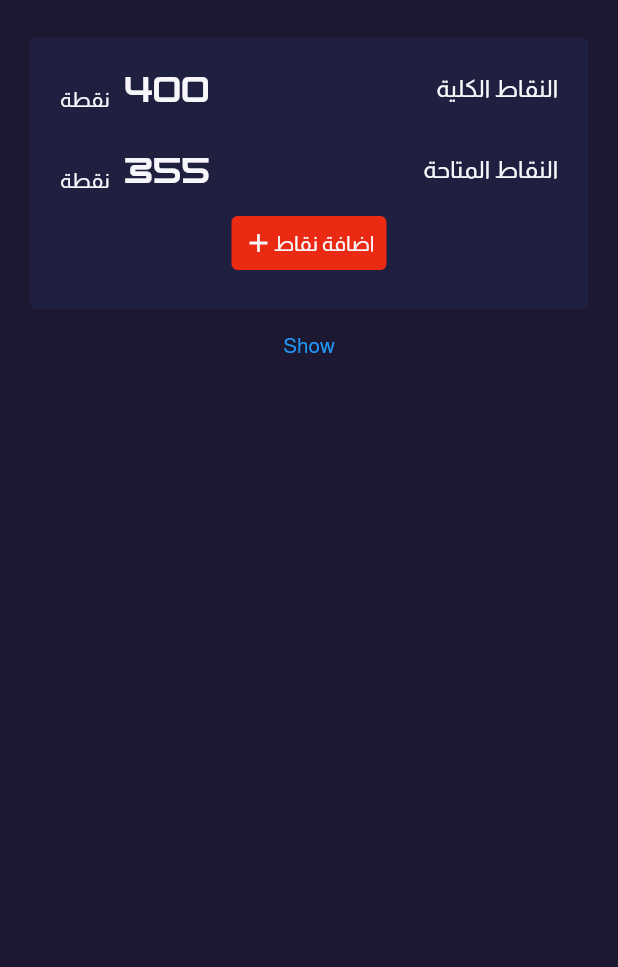
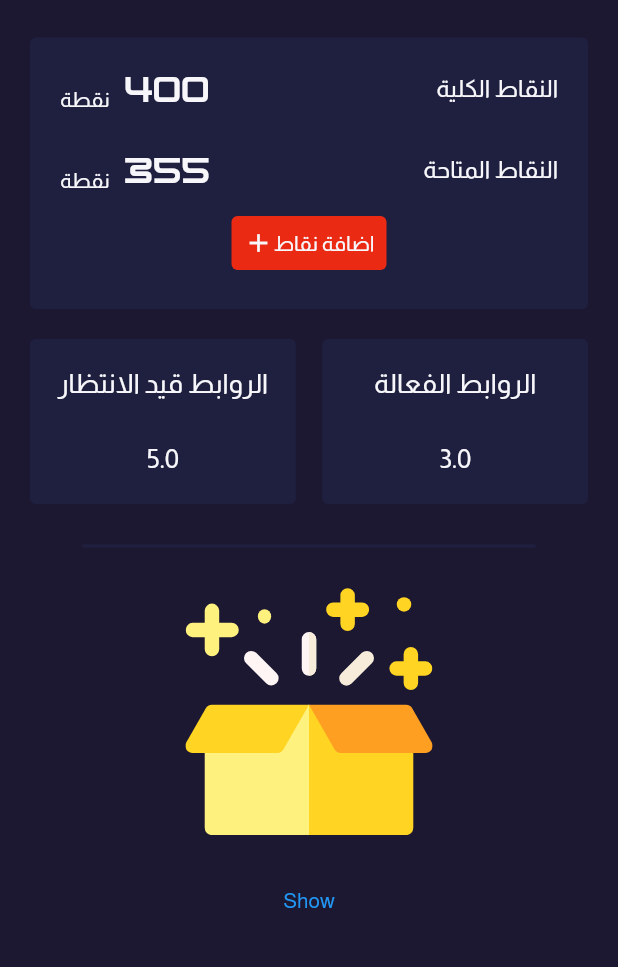
Before and after one commit to ELASHMAWYDEV/follow-fan, a Flutter app: the screen it shows after launch, on a phone screen of 412 x 824 dp, the part 90-1057 px from its top. Run offline on Flutter 3.47's test engine with Material 2 defaults, Android fonts, the light colour scheme and no system bars; our stand-ins replace dio, flutter_svg, get, pretty_dio_logger, shared_preferences.

Commit message:
added the svg to the screen

```diff
--- a/lib/ui/screens/home/components/mini_box.dart
+++ b/lib/ui/screens/home/components/mini_box.dart
@@ -2,15 +2,20 @@ import 'package:flutter/material.dart';
 import 'package:follow_fan/utils/constants.dart';
 
 class MiniBox extends StatelessWidget {
-  const MiniBox({Key? key, required title, required number}) : super(key: key);
+  const MiniBox({Key? key, required this.title, required this.number})
+      : super(key: key);
 
-  final String title = "";
-  final double number = 0;
+  final String title;
+  final double number;
 
   @override
   Widget build(BuildContext context) {
     return Container(
-      padding: EdgeInsets.symmetric(horizontal: 20, vertical: 20),
+      margin: EdgeInsets.symmetric(vertical: 20),
+      padding: EdgeInsets.symmetric(vertical: 20),
+      width: size.width * 0.43,
+      decoration: BoxDecoration(
+          color: kPrimaryColor, borderRadius: BorderRadius.circular(4)),
       child: Column(
         mainAxisAlignment: MainAxisAlignment.spaceEvenly,
         crossAxisAlignment: CrossAxisAlignment.center,
@@ -22,11 +27,14 @@ class MiniBox extends StatelessWidget {
               fontSize: 18,
             ),
           ),
+          SizedBox(
+            height: 30,
+          ),
           Text(
             "$number",
             style: TextStyle(
               color: kWhiteColor,
-              fontSize: 14,
+              fontSize: 18,
             ),
           ),
         ],
--- a/lib/ui/screens/home/home_screen.dart
+++ b/lib/ui/screens/home/home_screen.dart
@@ -1,7 +1,10 @@
 import 'package:flutter/material.dart';
 import 'package:follow_fan/ui/components/alert_prompt_box.dart';
 import 'package:follow_fan/ui/components/header.dart';
+import 'package:follow_fan/ui/screens/home/components/mini_box.dart';
 import 'package:follow_fan/ui/screens/home/components/points_box.dart';
+import 'package:follow_fan/utils/constants.dart';
+import 'package:flutter_svg/flutter_svg.dart';
 
 class HomeScreen extends StatefulWidget {
   const HomeScreen({Key? key}) : super(key: key);
@@ -19,7 +22,8 @@ class _HomeScreenState extends State<HomeScreen> {
   @override
   Widget build(BuildContext context) {
     return Scaffold(
-      body: Directionality(
+      body: SingleChildScrollView(
+        child: Directionality(
           textDirection: TextDirection.rtl,
           child: Container(
               padding: EdgeInsets.symmetric(
@@ -29,6 +33,29 @@ class _HomeScreenState extends State<HomeScreen> {
                 children: [
                   Header(),
                   PointsBox(),
+                  Row(
+                    mainAxisAlignment: MainAxisAlignment.spaceBetween,
+                    children: [
+                      MiniBox(title: "الروابط الفعالة", number: 3),
+                      MiniBox(title: "الروابط قيد الانتظار", number: 5),
+                    ],
+                  ),
+                  Container(
+                    margin: EdgeInsets.symmetric(horizontal: 35),
+                    child: Divider(
+                      thickness: 2,
+                      color: kPrimaryColor,
+                    ),
+                  ),
+                  Column(
+                    children: [
+                      Container(
+                        width: size.width * 0.4,
+                        child: SvgPicture.asset("assets/images/gift.svg",
+                            fit: BoxFit.contain),
+                      )
+                    ],
+                  ),
                   TextButton(
                       onPressed: () {
                         AlertPromptBox.showPrompt(
@@ -44,6 +71,7 @@ class _HomeScreenState extends State<HomeScreen> {
                 ],
               )),
         ),
+      ),
     );
   }
 }
--- a/pubspec.yaml
+++ b/pubspec.yaml
@@ -33,6 +33,7 @@ dependencies:
   dio: ^4.0.0
   pretty_dio_logger: ^1.2.0-beta-1
   get_it: ^7.2.0
+  flutter_svg: ^0.22.0
 
 dev_dependencies:
   flutter_test:
```
Also changed, not shown: assets/images/gift.svg (added), pubspec.lock. Lines whose indentation alone changed are shown as unchanged.
